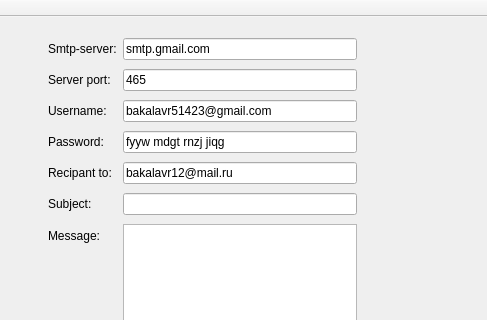
Above: SMTP Qt/SMTPQt.ui from AnatolySolovyev12/SMTP-Qt before the change; both pictures show x 113 to 600 and y 0 to 320 of the 600 by 500 pixel window. Below: the same form after it.
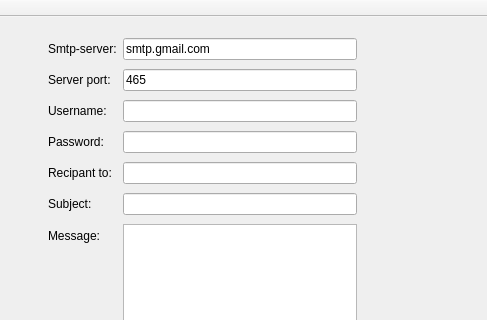
That is the form after the change.

Commit message: MVP for SMTP client is DONE

What changed in the file:
```diff
--- a/SMTP Qt/SMTPQt.ui
+++ b/SMTP Qt/SMTPQt.ui
@@ -99,7 +99,7 @@
      <item row="2" column="1">
       <widget class="QLineEdit" name="uname">
        <property name="text">
-        <string>bakalavr51423@gmail.com</string>
+        <string/>
        </property>
       </widget>
      </item>
@@ -109,7 +109,7 @@
         <string/>
        </property>
        <property name="text">
-        <string>fyyw mdgt rnzj jiqg</string>
+        <string/>
        </property>
        <property name="echoMode">
         <enum>QLineEdit::Normal</enum>
@@ -119,7 +119,7 @@
      <item row="4" column="1">
       <widget class="QLineEdit" name="rcpt">
        <property name="text">
-        <string>bakalavr12@mail.ru</string>
+        <string/>
        </property>
       </widget>
      </item>
```
The commit also changes 2 other files.
